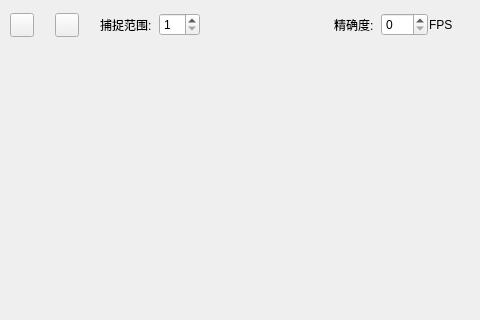
Old version of the form Kad_QT/Kad_QT/QTUI_StatusBar.ui in the repository CBE7F1F65/b63ea6f6f9110311ba98a677c0e70afd; both pictures show x 377 to 857 and y 0 to 320 of the 1050 by 441 pixel window.
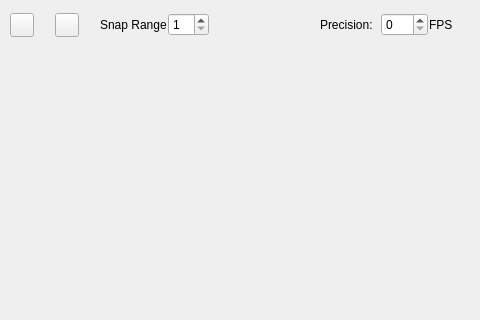
New version of the form. Icons and pictures are not drawn.

Commit message: 修正曲线精确计算错误 更新block

What changed in the file:
```diff
--- a/Kad_QT/Kad_QT/QTUI_StatusBar.ui
+++ b/Kad_QT/Kad_QT/QTUI_StatusBar.ui
@@ -292,7 +292,7 @@
     <item row="0" column="24">
      <widget class="QLabel" name="labelStatic_Precision">
       <property name="text">
-       <string>精确度:  </string>
+       <string>Precision:  </string>
       </property>
      </widget>
     </item>
@@ -514,7 +514,7 @@
     <item row="0" column="20">
      <widget class="QLabel" name="labelStatic_SnapRange">
       <property name="text">
-       <string>捕捉范围:  </string>
+       <string>Snap Range</string>
       </property>
      </widget>
     </item>
```
Left out of the diff: 11 changed lines with no effect on the pictures. The commit also changes 12 other files.
